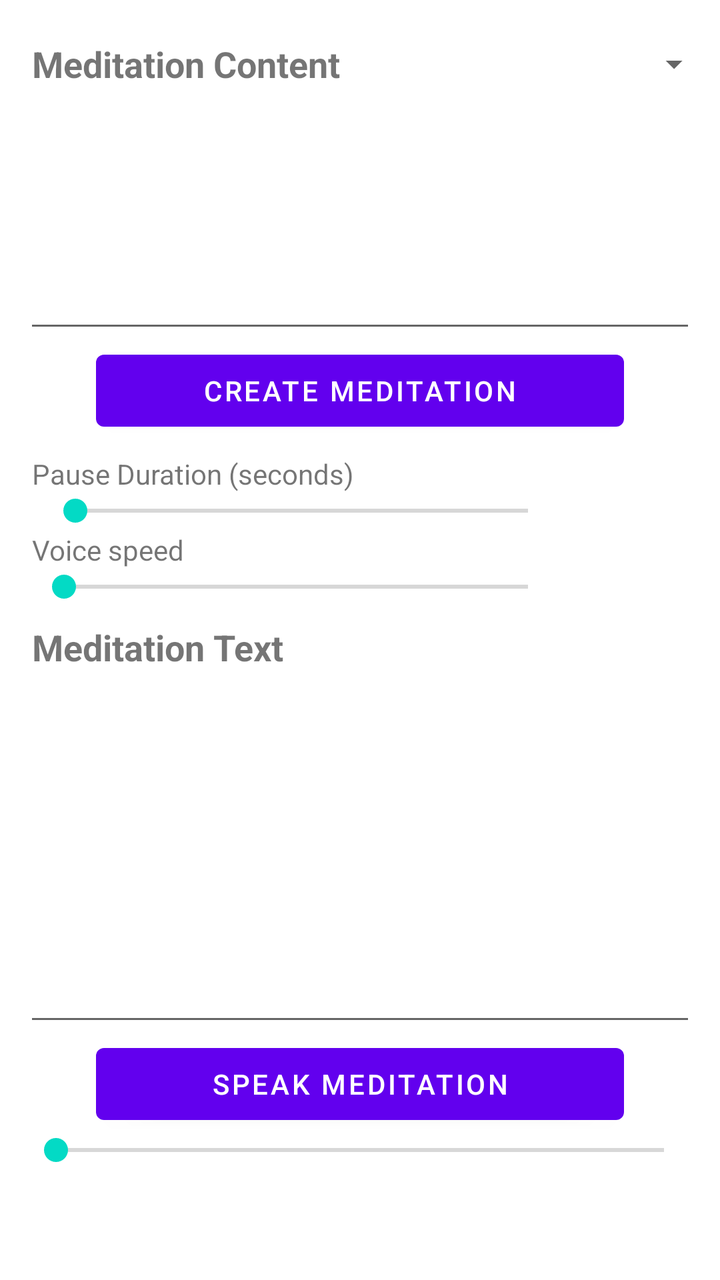
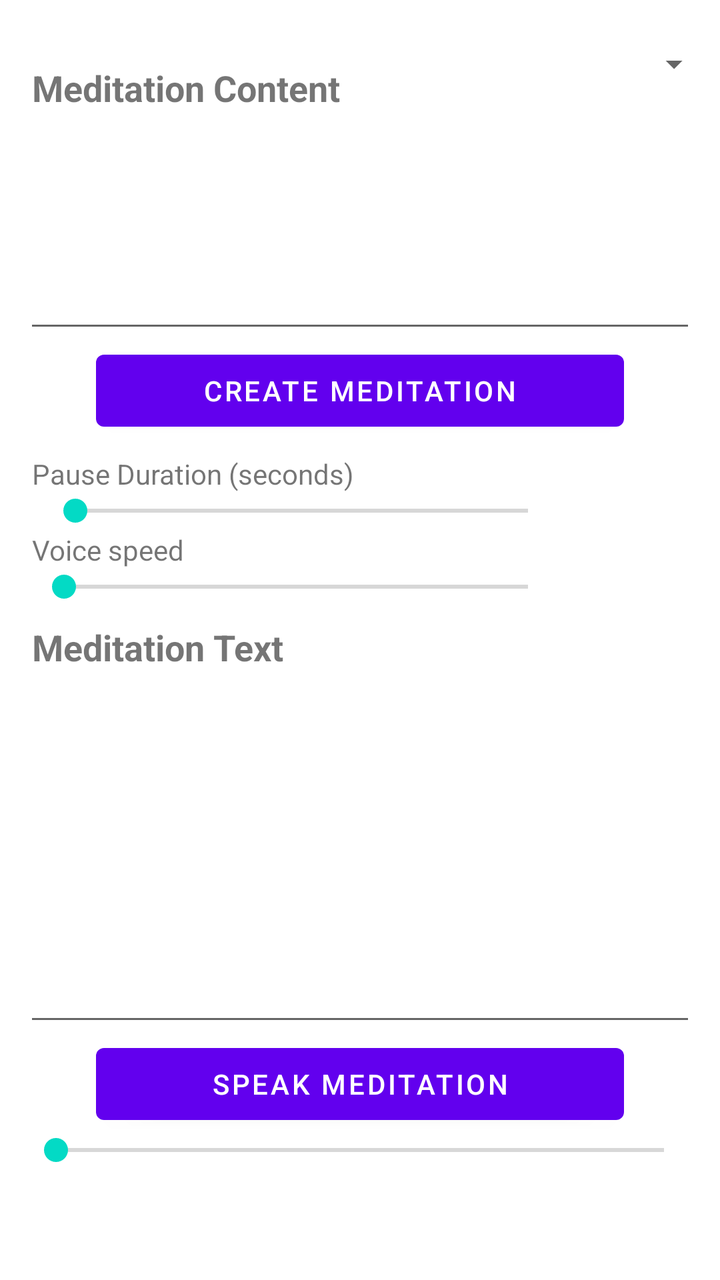

Two renders of the same Android screen: before a commit and after it. Below are the layout's source before the change and the commit's diff.
<!-- AndroidManifest.xml: application theme Theme.MyMeditation -->
<!-- res/layout/fragment_meditation.xml -->
<?xml version="1.0" encoding="utf-8"?>
<LinearLayout xmlns:android="http://schemas.android.com/apk/res/android"
    xmlns:app="http://schemas.android.com/apk/res-auto"
    android:layout_width="match_parent"
    android:layout_height="match_parent"
    android:orientation="vertical"
    android:paddingBottom="?attr/actionBarSize">

    <LinearLayout
        android:id="@+id/meditationContentSection"
        android:layout_width="match_parent"
        android:layout_height="0dp"
        android:layout_weight="0.8"
        android:orientation="vertical">
        <LinearLayout
            android:layout_width="match_parent"
            android:layout_height="wrap_content"
            android:layout_marginStart="@dimen/activity_horizontal_margin"
            android:layout_marginEnd="@dimen/activity_horizontal_margin"
            android:layout_marginTop="@dimen/activity_heading_margin"
            android:gravity="center_vertical"
            android:orientation="horizontal">
            <TextView
                android:id="@+id/labelMeditationContent"
                android:layout_width="0dp"
                android:layout_height="wrap_content"
                android:layout_weight="1"
                android:labelFor="@id/editTextMeditationContent"
                android:text="@string/label_meditation_content"
                android:textSize="@dimen/text_size_content_heading"
                android:textStyle="bold" />
            <Spinner
                style="@style/Widget.MyMeditation.CompactSpinner"
                android:id="@+id/spinnerPauseGuidance"
                android:saveEnabled="false"
                android:layout_width="148dp"
                android:layout_height="48dp"
                android:contentDescription="@string/pause_guidance_label"
                android:spinnerMode="dropdown" />
        </LinearLayout>

        <EditText
            android:id="@+id/editTextMeditationContent"
            android:layout_width="match_parent"
            android:layout_height="0dp"
            android:layout_marginStart="@dimen/editText_horizontal_margin"
            android:layout_marginEnd="@dimen/editText_horizontal_margin"
            android:layout_weight="1"
            android:gravity="top"
            android:importantForAutofill="no"
            android:inputType="textMultiLine"
            android:textSize="@dimen/text_size_content" />

    </LinearLayout>

    <Button
        android:id="@+id/buttonCreateMeditation"
        android:layout_width="match_parent"
        android:layout_height="wrap_content"
        android:layout_marginStart="@dimen/single_button_horizontal_margin"
        android:layout_marginEnd="@dimen/single_button_horizontal_margin"
        android:text="@string/button_create_meditation" />

    <LinearLayout
        android:id="@+id/speechSettingsSection"
        android:layout_width="match_parent"
        android:layout_height="wrap_content"
        android:orientation="vertical">
        <TextView
            android:layout_width="wrap_content"
            android:layout_height="wrap_content"
            android:layout_marginStart="@dimen/activity_horizontal_margin"
            android:layout_marginEnd="@dimen/activity_horizontal_margin"
            android:layout_marginTop="@dimen/activity_heading_margin"
            android:labelFor="@id/seekBarPauseDuration"
            android:text="@string/label_pause_duration" />

        <LinearLayout
            android:layout_width="match_parent"
            android:layout_height="wrap_content"
            android:layout_marginStart="@dimen/activity_horizontal_margin"
            android:layout_marginEnd="@dimen/activity_horizontal_margin"
            android:orientation="horizontal">

            <SeekBar
                android:id="@+id/seekBarPauseDuration"
                android:layout_width="0px"
                android:layout_height="wrap_content"
                android:layout_weight="1"
                android:indeterminate="false"
                android:max="40"
                android:min="0"
                android:progress="1" />

            <TextView
                android:id="@+id/textPauseDuration"
                android:clickable="true"
                android:focusable="true"
                android:layout_width="64dp"
                android:layout_height="wrap_content"
                android:textAlignment="viewEnd" />
        </LinearLayout>

        <TextView
            android:layout_width="wrap_content"
            android:layout_height="wrap_content"
            android:layout_marginStart="@dimen/activity_horizontal_margin"
            android:text="@string/label_voice_speed" />
        <LinearLayout
            android:layout_width="match_parent"
            android:layout_height="wrap_content"
            android:layout_marginStart="@dimen/activity_horizontal_margin"
            android:layout_marginEnd="@dimen/activity_horizontal_margin"
            android:orientation="horizontal">
            <SeekBar
                android:id="@+id/seekBarVoiceSpeed"
                android:layout_width="0dp"
                android:layout_height="wrap_content"
                android:layout_weight="1"
                android:max="1000" />
            <TextView
                android:id="@+id/textVoiceSpeed"
                android:layout_width="64dp"
                android:layout_height="wrap_content"
                android:clickable="true"
                android:focusable="true"
                android:textAlignment="viewEnd" />
        </LinearLayout>

    </LinearLayout>

    <LinearLayout
        android:id="@+id/meditationTextSection"
        android:layout_width="match_parent"
        android:layout_height="0dp"
        android:layout_weight="1"
        android:orientation="vertical">
        <TextView
            android:layout_width="wrap_content"
            android:layout_height="wrap_content"
            android:layout_marginStart="@dimen/activity_horizontal_margin"
            android:layout_marginEnd="@dimen/activity_horizontal_margin"
            android:layout_marginTop="@dimen/activity_heading_margin"
            android:id="@+id/labelMeditationText"
            android:labelFor="@id/editTextMeditationText"
            android:text="@string/label_meditation_text"
            android:textSize="@dimen/text_size_content_heading"
            android:textStyle="bold" />

        <EditText
            android:id="@+id/editTextMeditationText"
            android:layout_width="match_parent"
            android:layout_height="0dp"
            android:layout_marginStart="@dimen/editText_horizontal_margin"
            android:layout_marginEnd="@dimen/editText_horizontal_margin"
            android:layout_weight="1"
            android:gravity="top"
            android:importantForAutofill="no"
            android:inputType="textMultiLine"
            android:textSize="@dimen/text_size_content" />

    </LinearLayout>

    <LinearLayout
        android:id="@+id/meditationPlaybackSection"
        android:layout_width="match_parent"
        android:layout_height="wrap_content"
        android:orientation="vertical">
        <TextView
            android:id="@+id/textSpeechStatus"
            android:layout_width="match_parent"
            android:layout_height="wrap_content"
            android:layout_marginStart="@dimen/activity_horizontal_margin"
            android:layout_marginEnd="@dimen/activity_horizontal_margin"
            android:padding="0dp"
            android:minHeight="0dp"
            android:includeFontPadding="false"
            android:textSize="12sp"
            android:accessibilityLiveRegion="polite"
            android:maxLines="1"
            android:ellipsize="end"
            android:visibility="gone" />

        <LinearLayout
            android:id="@+id/idlePlaybackActions"
            android:layout_width="match_parent"
            android:layout_height="wrap_content"
            android:layout_marginStart="@dimen/single_button_horizontal_margin"
            android:layout_marginEnd="@dimen/single_button_horizontal_margin"
            android:gravity="center_vertical"
            android:orientation="horizontal">

            <Button
                android:id="@+id/buttonSpeakMeditation"
                android:layout_width="0dp"
                android:layout_height="wrap_content"
                android:layout_weight="1"
                android:text="@string/button_speak_meditation" />

        </LinearLayout>

        <LinearLayout
            android:id="@+id/playbackControls"
            android:visibility="gone"
            android:layout_width="match_parent"
            android:layout_height="48dp"
            android:gravity="center"
            android:orientation="horizontal">
            <com.google.android.material.button.MaterialButton
                android:id="@+id/buttonPreviousMeditation"
                style="@style/PlaybackControl"
                app:icon="@drawable/ic_playback_previous"
                android:contentDescription="@string/notification_previous"
                android:tooltipText="@string/notification_previous"
                android:enabled="false" />
            <FrameLayout
                android:layout_width="56dp"
                android:layout_height="48dp">
            <com.google.android.material.button.MaterialButton
                android:id="@+id/buttonResumeMeditation"
                style="@style/PlaybackControl"
                app:icon="@drawable/ic_playback_play"
                android:contentDescription="@string/button_speak_meditation"
                android:tooltipText="@string/button_speak_meditation" />
            <com.google.android.material.button.MaterialButton
                android:id="@+id/buttonPauseMeditation"
                style="@style/PlaybackControl"
                app:icon="@drawable/ic_playback_pause"
                android:contentDescription="@string/button_pause_meditation"
                android:tooltipText="@string/button_pause_meditation"
                android:visibility="gone" />
            </FrameLayout>
            <com.google.android.material.button.MaterialButton
                android:id="@+id/buttonEndMeditation"
                style="@style/PlaybackControl"
                app:icon="@drawable/ic_playback_stop"
                android:contentDescription="@string/button_end_meditation"
                android:tooltipText="@string/button_end_meditation"
                android:enabled="false" />
            <com.google.android.material.button.MaterialButton
                android:id="@+id/buttonNextMeditation"
                style="@style/PlaybackControl"
                app:icon="@drawable/ic_playback_next"
                android:contentDescription="@string/notification_next"
                android:tooltipText="@string/notification_next"
                android:enabled="false" />
        </LinearLayout>

        <SeekBar
            android:id="@+id/seekBarAudio"
            android:layout_width="match_parent"
            android:layout_height="wrap_content"
            android:layout_marginStart="@dimen/editText_horizontal_margin"
            android:layout_marginEnd="@dimen/editText_horizontal_margin"
            android:indeterminate="false"
            android:max="100"
            android:min="0"
            android:progress="0" />

    </LinearLayout>

</LinearLayout>
<!-- resources referenced by this layout -->
<resources>
  <dimen name="activity_heading_margin">8dp</dimen>
  <dimen name="activity_horizontal_margin">16dp</dimen>
  <dimen name="editText_horizontal_margin">12dp</dimen>
  <dimen name="single_button_horizontal_margin">48dp</dimen>
  <dimen name="text_size_content">16sp</dimen>
  <dimen name="text_size_content_heading">18sp</dimen>
  <!-- drawable ic_playback_next (drawable) -->
  <vector xmlns:android="http://schemas.android.com/apk/res/android"
      android:width="24dp" android:height="24dp"
      android:viewportWidth="24" android:viewportHeight="24">
      <path android:fillColor="#FFFFFFFF" android:pathData="M16,5h2v14h-2z M6,5l10,7 -10,7z" />
  </vector>
  <!-- drawable ic_playback_pause (drawable) -->
  <vector xmlns:android="http://schemas.android.com/apk/res/android"
      android:width="24dp" android:height="24dp"
      android:viewportWidth="24" android:viewportHeight="24">
      <path android:fillColor="#FFFFFFFF" android:pathData="M6,5h4v14H6z M14,5h4v14h-4z" />
  </vector>
  <!-- drawable ic_playback_play (drawable) -->
  <vector xmlns:android="http://schemas.android.com/apk/res/android"
      android:width="24dp" android:height="24dp"
      android:viewportWidth="24" android:viewportHeight="24">
      <path android:fillColor="#FFFFFFFF" android:pathData="M8,5v14l11,-7z" />
  </vector>
  <!-- drawable ic_playback_previous (drawable) -->
  <vector xmlns:android="http://schemas.android.com/apk/res/android"
      android:width="24dp" android:height="24dp"
      android:viewportWidth="24" android:viewportHeight="24">
      <path android:fillColor="#FFFFFFFF" android:pathData="M6,5h2v14H6z M18,5v14L8,12z" />
  </vector>
  <!-- drawable ic_playback_stop (drawable) -->
  <vector xmlns:android="http://schemas.android.com/apk/res/android"
      android:width="24dp" android:height="24dp"
      android:viewportWidth="24" android:viewportHeight="24">
      <path android:fillColor="#FFFFFFFF" android:pathData="M6,6h12v12H6z" />
  </vector>
  <string name="button_create_meditation">Create Meditation</string>
  <string name="button_end_meditation">End meditation</string>
  <string name="button_pause_meditation">Pause Meditation</string>
  <string name="button_speak_meditation">Speak Meditation</string>
  <string name="label_meditation_content">Meditation Content</string>
  <string name="label_meditation_text">Meditation Text</string>
  <string name="label_pause_duration">Pause Duration (seconds)</string>
  <string name="label_voice_speed">Voice speed</string>
  <string name="notification_next">Next</string>
  <string name="notification_previous">Previous</string>
  <string name="pause_guidance_label">Pauses in new meditations</string>
  <style name="Widget.MyMeditation.CompactSpinner" parent="Widget.AppCompat.Spinner">
          <item name="android:background">@drawable/compact_spinner_background</item>
          <item name="android:paddingStart">0dp</item>
          <item name="android:paddingEnd">16dp</item>
          <item name="android:paddingTop">0dp</item>
          <item name="android:paddingBottom">0dp</item>
      </style>
  <!-- drawable compact_spinner_background (drawable) -->
  <layer-list xmlns:android="http://schemas.android.com/apk/res/android">
      <item android:drawable="?attr/selectableItemBackground" />
      <item android:drawable="@drawable/compact_spinner_arrow"
          android:width="10dp" android:height="10dp"
          android:gravity="end|center_vertical" android:end="2dp" />
  </layer-list>
  <color name="purple_500">#FF6200EE</color>
  <color name="purple_700">#FF3700B3</color>
  <color name="white">#FFFFFFFF</color>
  <color name="teal_200">#FF03DAC5</color>
  <color name="teal_700">#FF018786</color>
  <color name="black">#FF000000</color>
  <!-- drawable compact_spinner_arrow (drawable) -->
  <vector xmlns:android="http://schemas.android.com/apk/res/android"
      android:width="10dp" android:height="10dp"
      android:viewportWidth="12" android:viewportHeight="12">
      <path android:fillColor="?attr/colorControlNormal" android:pathData="M1,4 L6,9 L11,4 Z" />
  </vector>
  <!-- unchanged entries left out for length: 2 -->
</resources>

<!-- the commit's change to res/layout/fragment_meditation.xml (unified diff, before → after) -->
@@ -18,7 +18,7 @@
             android:layout_marginStart="@dimen/activity_horizontal_margin"
             android:layout_marginEnd="@dimen/activity_horizontal_margin"
             android:layout_marginTop="@dimen/activity_heading_margin"
-            android:gravity="center_vertical"
+            android:gravity="bottom"
             android:orientation="horizontal">
             <TextView
                 android:id="@+id/labelMeditationContent"
@@ -32,6 +32,7 @@
             <Spinner
                 style="@style/Widget.MyMeditation.CompactSpinner"
                 android:id="@+id/spinnerPauseGuidance"
+                android:layout_marginStart="8dp"
                 android:saveEnabled="false"
                 android:layout_width="148dp"
                 android:layout_height="48dp"
